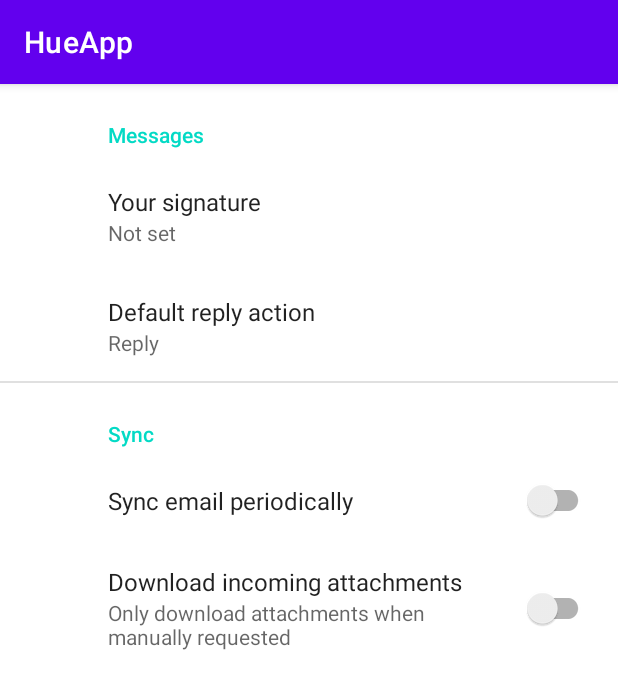
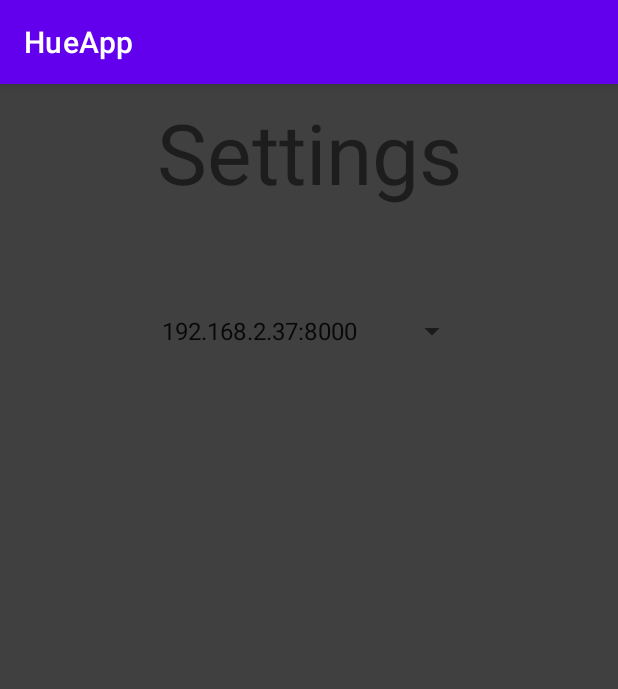
Before and after one commit to TONI330/TDMD-Opdracht-Hue-app, an Android app: the fragment SettingsFragment shown on its own in the app's theme, on a phone screen of 412 x 824 dp. Shown: the top 689 px of the screen. Run offline under Robolectric (Android 15) with nearby library versions, the phone set to English and light mode, and no system bars; network calls fail.

Commit message:
soort van werkende settings

```diff
--- /dev/null
+++ b/HueApp/app/src/main/java/com/example/hueapp/KeyValueStorage.java
@@ -0,0 +1,34 @@
+package com.example.hueapp;
+
+import android.app.Activity;
+import android.content.Context;
+import android.content.SharedPreferences;
+import android.view.View;
+import android.widget.VideoView;
+
+import androidx.annotation.StringRes;
+
+public class KeyValueStorage {
+
+
+    public static void setValue(Activity activity, @StringRes int stringID, String value) {
+        setValue(activity, activity.getString(stringID), value);
+    }
+
+    public static void setValue(Activity activity, String key, String value) {
+        SharedPreferences sharedPref = activity.getPreferences(Context.MODE_PRIVATE);
+        SharedPreferences.Editor editor = sharedPref.edit();
+        editor.putString(key, value);
+        editor.apply();
+    }
+
+    public static String getValue(Activity activity,String key) {
+        SharedPreferences sharedPref = activity.getPreferences(Context.MODE_PRIVATE);
+        return sharedPref.getString(key, "");
+    }
+
+
+    public static String getValue(Activity activity,@StringRes int stringID) {
+        return getValue(activity, activity.getString(stringID));
+    }
+}
--- a/HueApp/app/src/main/java/com/example/hueapp/SettingsFragment.java
+++ b/HueApp/app/src/main/java/com/example/hueapp/SettingsFragment.java
@@ -2,12 +2,70 @@ package com.example.hueapp;
 
 import android.os.Bundle;
 
-import androidx.preference.PreferenceFragmentCompat;
+import androidx.annotation.NonNull;
+import androidx.annotation.Nullable;
+import androidx.fragment.app.Fragment;
 
-public class SettingsFragment extends PreferenceFragmentCompat{
+import android.view.LayoutInflater;
+import android.view.View;
+import android.view.ViewGroup;
+import android.widget.AdapterView;
+import android.widget.ArrayAdapter;
+import android.widget.Spinner;
+
+import java.util.Objects;
+
+/**
+ * A simple {@link Fragment} subclass.
+ * Use the {@link SettingsFragment#newInstance} factory method to
+ * create an instance of this fragment.
+ */
+public class SettingsFragment extends Fragment {
+
+
+    public SettingsFragment() {
+        // Required empty public constructor
+    }
+
+    public static SettingsFragment newInstance() {
+        return new SettingsFragment();
+    }
 
     @Override
-    public void onCreatePreferences(Bundle savedInstanceState, String rootKey) {
-        setPreferencesFromResource(R.xml.root_preferences, rootKey);
+    public void onCreate(Bundle savedInstanceState) {
+        super.onCreate(savedInstanceState);
+    }
+
+
+    @Override
+    public void onViewCreated(@NonNull View view, @Nullable Bundle savedInstanceState) {
+        super.onViewCreated(view, savedInstanceState);
+
+        Spinner spinner = requireView().findViewById(R.id.spinner);
+        // Create an ArrayAdapter using the string array and a default spinner layout
+        ArrayAdapter<CharSequence> adapter = ArrayAdapter.createFromResource(getContext(), R.array.ips, android.R.layout.simple_spinner_item);
+        // Specify the layout to use when the list of choices appears
+        adapter.setDropDownViewResource(android.R.layout.simple_spinner_dropdown_item);
+        spinner.setPrompt("");
+        spinner.setOnItemSelectedListener(new AdapterView.OnItemSelectedListener() {
+            @Override
+            public void onItemSelected(AdapterView<?> parent, View view, int position, long id) {
+                KeyValueStorage.setValue(requireActivity(), R.string.chosenIp, adapter.getItem(position).toString());
+            }
+
+            @Override
+            public void onNothingSelected(AdapterView<?> parent) {
+            }
+        });
+
+        // Apply the adapter to the spinner
+        spinner.setAdapter(adapter);
+    }
+
+    @Override
+    public View onCreateView(LayoutInflater inflater, ViewGroup container,
+                             Bundle savedInstanceState) {
+        // Inflate the layout for this fragment
+        return inflater.inflate(R.layout.fragment_settings, container, false);
     }
 }
--- /dev/null
+++ b/HueApp/app/src/main/res/layout/fragment_settings.xml
@@ -0,0 +1,41 @@
+<?xml version="1.0" encoding="utf-8"?>
+<androidx.constraintlayout.widget.ConstraintLayout xmlns:android="http://schemas.android.com/apk/res/android"
+    xmlns:app="http://schemas.android.com/apk/res-auto"
+    xmlns:tools="http://schemas.android.com/tools"
+    android:id="@+id/frameLayout"
+    android:layout_width="match_parent"
+    android:layout_height="match_parent"
+    android:background="#BF000000"
+    android:clickable="true"
+    tools:context=".SettingsFragment">
+
+    <TextView
+        android:id="@+id/textView3"
+        android:layout_width="wrap_content"
+        android:layout_height="wrap_content"
+        android:layout_marginStart="8dp"
+        android:layout_marginTop="8dp"
+        android:layout_marginEnd="8dp"
+        android:layout_marginBottom="8dp"
+        android:text="@string/settings"
+        android:textSize="56sp"
+        app:layout_constraintBottom_toBottomOf="parent"
+        app:layout_constraintEnd_toEndOf="parent"
+        app:layout_constraintStart_toStartOf="parent"
+        app:layout_constraintTop_toTopOf="parent"
+        app:layout_constraintVertical_bias="0.0" />
+
+    <Spinner
+        android:id="@+id/spinner"
+        android:layout_width="wrap_content"
+        android:layout_height="wrap_content"
+        android:layout_marginStart="8dp"
+        android:layout_marginEnd="8dp"
+        android:layout_marginBottom="8dp"
+        app:layout_constraintBottom_toBottomOf="parent"
+        app:layout_constraintEnd_toEndOf="parent"
+        app:layout_constraintStart_toStartOf="parent"
+        app:layout_constraintTop_toBottomOf="@+id/textView3"
+        app:layout_constraintVertical_bias="0.107" />
+
+</androidx.constraintlayout.widget.ConstraintLayout>
--- a/HueApp/app/src/main/res/values/arrays.xml
+++ b/HueApp/app/src/main/res/values/arrays.xml
@@ -9,4 +9,10 @@
         <item>reply</item>
         <item>reply_all</item>
     </string-array>
+
+    <string-array name="ips">
+        <item>192.168.2.37:8000</item>
+        <item>192.168.178.21:8000</item>
+    </string-array>
+
 </resources>
--- /dev/null
+++ b/HueApp/app/src/main/res/values/keys.xml
@@ -0,0 +1,4 @@
+<?xml version="1.0" encoding="utf-8"?>
+<resources>
+    <string name="chosenIp">ChosenIp</string>
+</resources>
--- a/HueApp/app/src/main/res/values/strings.xml
+++ b/HueApp/app/src/main/res/values/strings.xml
@@ -18,4 +18,8 @@
     <string name="link_button_text">Link</string>
     <string name="toggle">Toggle</string>
     <string name="colorpicker_circle">ColorPicker Circle</string>
+
+    <string name="hello_blank_fragment">Hello blank fragment</string>
+    <string name="settings">Settings</string>
+
 </resources>
--- a/HueApp/app/src/main/res/xml/root_preferences.xml
+++ b/HueApp/app/src/main/res/xml/root_preferences.xml
@@ -1,35 +1 @@
-<PreferenceScreen xmlns:app="http://schemas.android.com/apk/res-auto">
-
-    <PreferenceCategory app:title="@string/messages_header">
-
-        <EditTextPreference
-            app:key="signature"
-            app:title="@string/signature_title"
-            app:useSimpleSummaryProvider="true" />
-
-        <ListPreference
-            app:defaultValue="reply"
-            app:entries="@array/reply_entries"
-            app:entryValues="@array/reply_values"
-            app:key="reply"
-            app:title="@string/reply_title"
-            app:useSimpleSummaryProvider="true" />
-
-    </PreferenceCategory>
-
-    <PreferenceCategory app:title="@string/sync_header">
-
-        <SwitchPreferenceCompat
-            app:key="sync"
-            app:title="@string/sync_title" />
-
-        <SwitchPreferenceCompat
-            app:dependency="sync"
-            app:key="attachment"
-            app:summaryOff="@string/attachment_summary_off"
-            app:summaryOn="@string/attachment_summary_on"
-            app:title="@string/attachment_title" />
-
-    </PreferenceCategory>
-
-</PreferenceScreen>
+<PreferenceScreen xmlns:app="http://schemas.android.com/apk/res-auto"/>
```
Also changed, not shown: HueApp/app/src/main/java/com/example/hueapp/HueApiManager.java (+24 -8 lines), HueApp/app/src/main/java/com/example/hueapp/HueLamp.java (+6 -1 lines), HueApp/app/src/main/java/com/example/hueapp/MainActivity.java (+17 -2 lines), HueApp/app/src/main/res/layout/activity_main.xml (+23 -3 lines).
